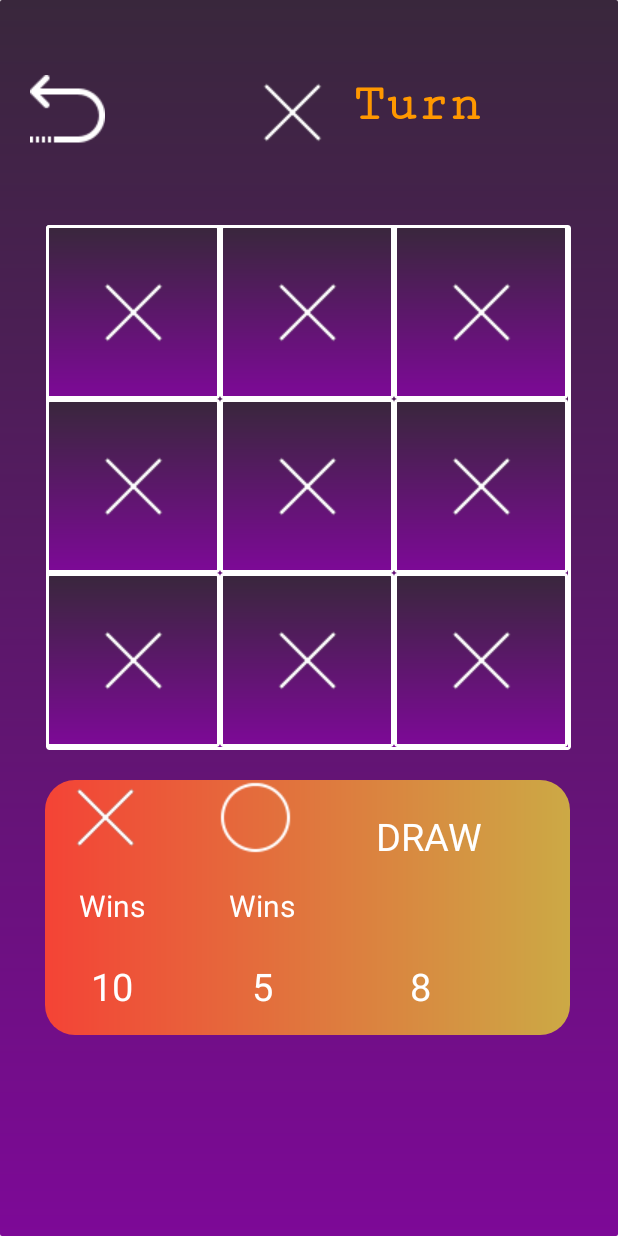
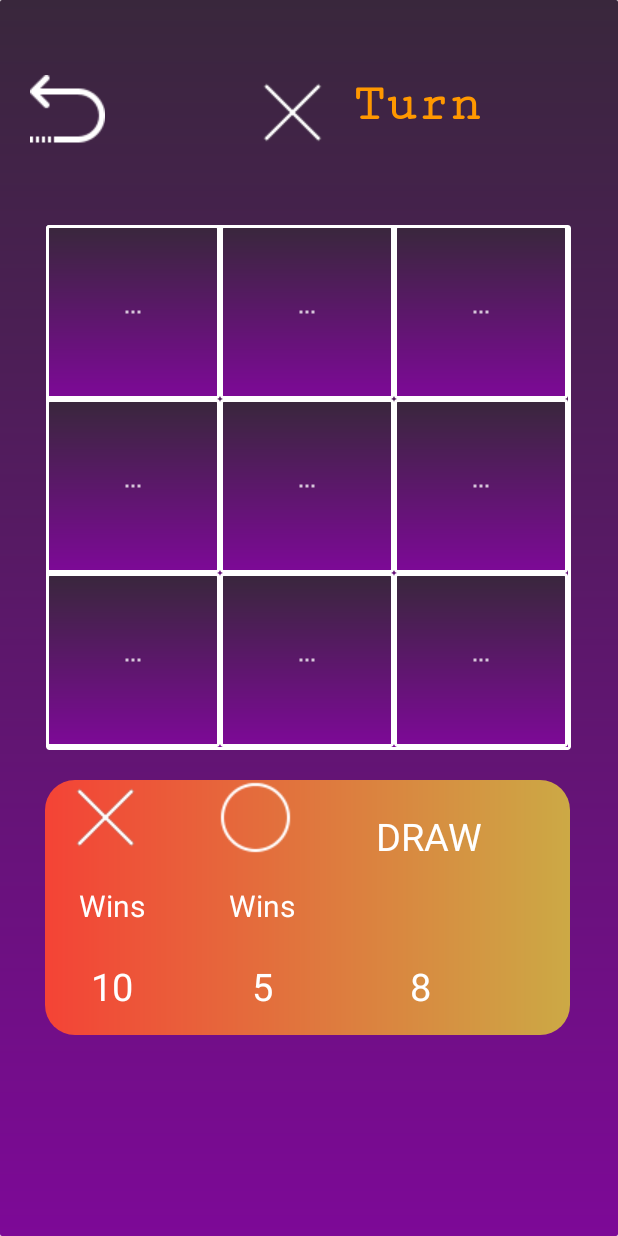
Before and after one commit to ArkanJbali/TicTacToe, an Android app: the PlayGame screen opened directly, with no data from a screen before it, on a phone screen of 412 x 824 dp. Run offline under Robolectric (Android 15) with nearby library versions, the phone set to English and light mode, and no system bars.

```diff
--- a/app/src/main/res/layout/play_activity.xml
+++ b/app/src/main/res/layout/play_activity.xml
@@ -49,55 +49,64 @@
             android:layout_width="116dp"
             android:layout_height="116dp"
             android:background="@drawable/matrix_style"
-            android:src="@drawable/x"/>
+            android:src="@drawable/d"
+            android:onClick="onClickMatrix"/>
         <ImageButton
             android:id="@+id/two"
             android:layout_width="116dp"
             android:layout_height="116dp"
             android:background="@drawable/matrix_style"
-            android:src="@drawable/x"/>
+            android:src="@drawable/d"
+            android:onClick="onClickMatrix"/>
         <ImageButton
             android:id="@+id/three"
             android:layout_width="116dp"
             android:layout_height="116dp"
             android:background="@drawable/matrix_style"
-            android:src="@drawable/x"/>
+            android:src="@drawable/d"
+            android:onClick="onClickMatrix"/>
         <ImageButton
             android:id="@+id/four"
             android:layout_width="116dp"
             android:layout_height="116dp"
             android:background="@drawable/matrix_style"
-            android:src="@drawable/x"/>
+            android:src="@drawable/d"
+            android:onClick="onClickMatrix"/>
         <ImageButton
             android:id="@+id/five"
             android:layout_width="116dp"
             android:layout_height="116dp"
             android:background="@drawable/matrix_style"
-            android:src="@drawable/x"/>
+            android:src="@drawable/d"
+            android:onClick="onClickMatrix"/>
         <ImageButton
             android:id="@+id/six"
             android:layout_width="116dp"
             android:layout_height="116dp"
             android:background="@drawable/matrix_style"
-            android:src="@drawable/x"/>
+            android:src="@drawable/d"
+            android:onClick="onClickMatrix"/>
         <ImageButton
             android:id="@+id/seven"
             android:layout_width="116dp"
             android:layout_height="116dp"
             android:background="@drawable/matrix_style"
-            android:src="@drawable/x"/>
+            android:src="@drawable/d"
+            android:onClick="onClickMatrix"/>
         <ImageButton
             android:id="@+id/eight"
             android:layout_width="116dp"
             android:layout_height="116dp"
             android:background="@drawable/matrix_style"
-            android:src="@drawable/x"/>
+            android:src="@drawable/d"
+            android:onClick="onClickMatrix"/>
         <ImageButton
             android:id="@+id/nine"
             android:layout_width="116dp"
             android:layout_height="116dp"
             android:background="@drawable/matrix_style"
-            android:src="@drawable/x"/>
+            android:src="@drawable/d"
+            android:onClick="onClickMatrix"/>
     </GridLayout>
     <GridLayout
         android:layout_width="350dp"
```
Also changed, not shown: app/src/main/java/com/app/arkan/xo_game/PlayGame.java (+160 -1 lines), app/src/main/res/drawable/d.png (added).
